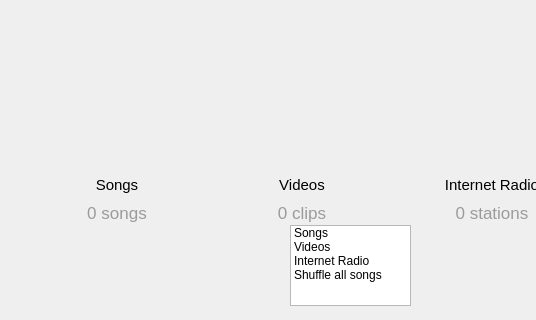
Before: the Qt Designer form mainwindow.ui in gidzzz/openmediaplayer, drawn with Qt 5; both pictures show x 0 to 536 and y 104 to 424 of the 800 by 424 pixel window.
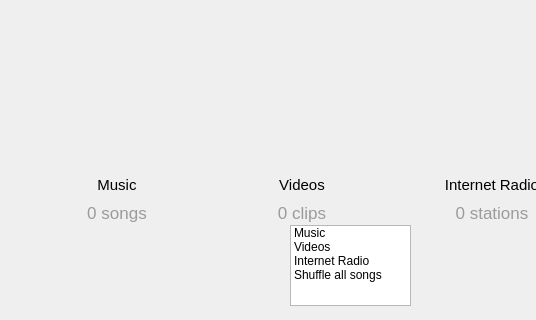
After: the same form once the commit is applied. Icons and pictures are not drawn. Custom widgets are drawn as their Qt base class.

Commit message: Change inconsistencies in naming

Patch:
```diff
--- a/mainwindow.ui
+++ b/mainwindow.ui
@@ -188,8 +188,8 @@
      <string>&lt;!DOCTYPE HTML PUBLIC &quot;-//W3C//DTD HTML 4.0//EN&quot; &quot;http://www.w3.org/TR/REC-html40/strict.dtd&quot;&gt;
 &lt;html&gt;&lt;head&gt;&lt;meta name=&quot;qrichtext&quot; content=&quot;1&quot; /&gt;&lt;style type=&quot;text/css&quot;&gt;
 p, li { white-space: pre-wrap; }
-&lt;/style&gt;&lt;/head&gt;&lt;body style=&quot; font-family:'Ubuntu'; font-size:11pt; font-weight:400; font-style:normal;&quot;&gt;
-&lt;p align=&quot;center&quot; style=&quot; margin-top:0px; margin-bottom:0px; margin-left:0px; margin-right:0px; -qt-block-indent:0; text-indent:0px;&quot;&gt;Songs&lt;/p&gt;&lt;/body&gt;&lt;/html&gt;</string>
+&lt;/style&gt;&lt;/head&gt;&lt;body style=&quot; font-family:'Ubuntu'; font-size:13pt; font-weight:400; font-style:normal;&quot;&gt;
+&lt;p align=&quot;center&quot; style=&quot; margin-top:0px; margin-bottom:0px; margin-left:0px; margin-right:0px; -qt-block-indent:0; text-indent:0px;&quot;&gt;&lt;span style=&quot; font-size:11pt;&quot;&gt;Music&lt;/span&gt;&lt;/p&gt;&lt;/body&gt;&lt;/html&gt;</string>
     </property>
     <property name="alignment">
      <set>Qt::AlignCenter</set>
@@ -296,7 +296,7 @@
     </property>
     <item>
      <property name="text">
-      <string>Songs</string>
+      <string>Music</string>
      </property>
      <property name="statusTip">
       <string>songs_button</string>
```
